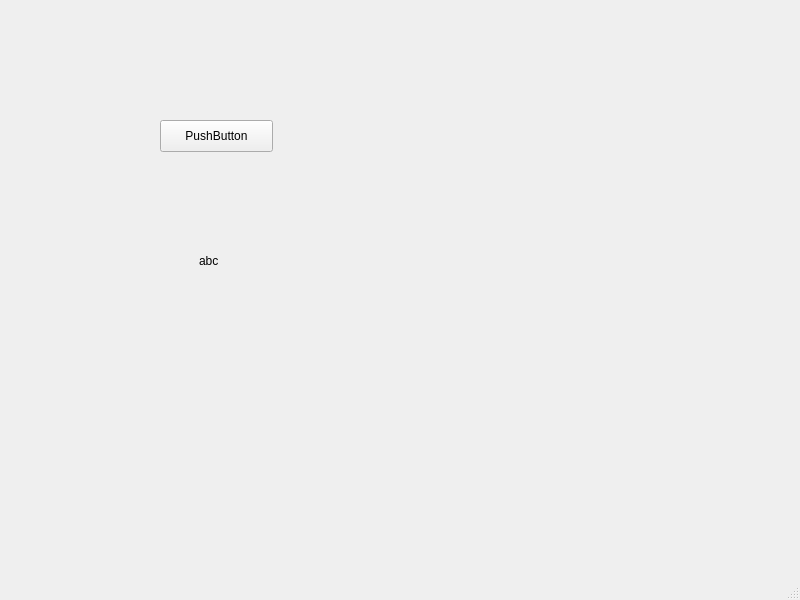
Above: proj2/main.ui from pleiadesian/lab-cv before the change. Below: the same form after it.
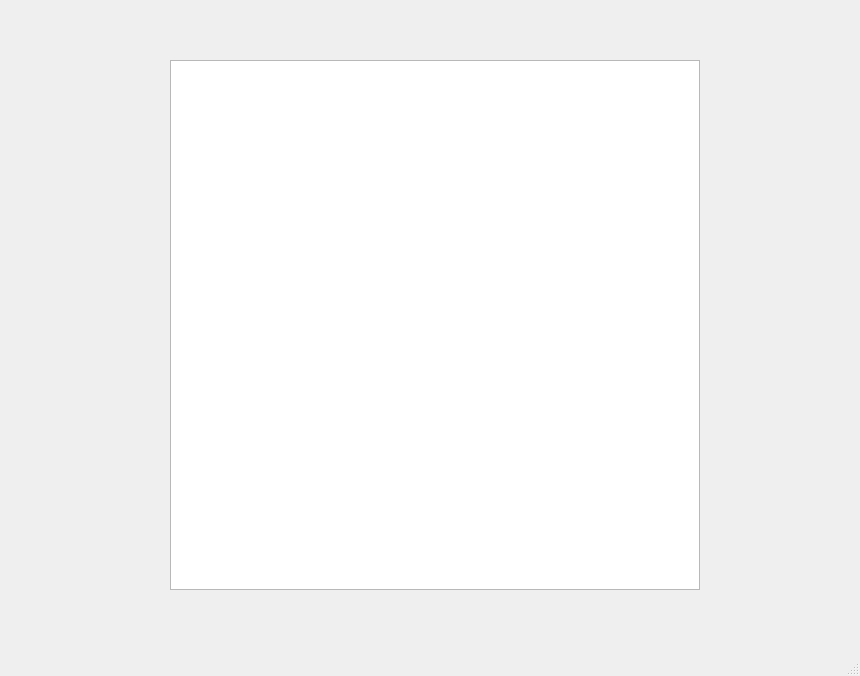
That is the form after the change.

Patch:
```diff
--- a/proj2/main.ui
+++ b/proj2/main.ui
@@ -6,38 +6,22 @@
    <rect>
     <x>0</x>
     <y>0</y>
-    <width>800</width>
-    <height>600</height>
+    <width>860</width>
+    <height>676</height>
    </rect>
   </property>
   <property name="windowTitle">
    <string>MainWindow</string>
   </property>
   <widget class="QWidget" name="centralwidget">
-   <widget class="QPushButton" name="pushButton">
+   <widget class="QGraphicsView" name="graphicsView">
     <property name="geometry">
      <rect>
-      <x>160</x>
-      <y>120</y>
-      <width>113</width>
-      <height>32</height>
+      <x>170</x>
+      <y>60</y>
+      <width>530</width>
+      <height>530</height>
      </rect>
-    </property>
-    <property name="text">
-     <string>PushButton</string>
-    </property>
-   </widget>
-   <widget class="QLabel" name="label">
-    <property name="geometry">
-     <rect>
-      <x>199</x>
-      <y>155</y>
-      <width>251</width>
-      <height>211</height>
-     </rect>
-    </property>
-    <property name="text">
-     <string>abc</string>
     </property>
    </widget>
   </widget>
```
Left out of the diff: 2 changed lines with no effect on the pictures.
